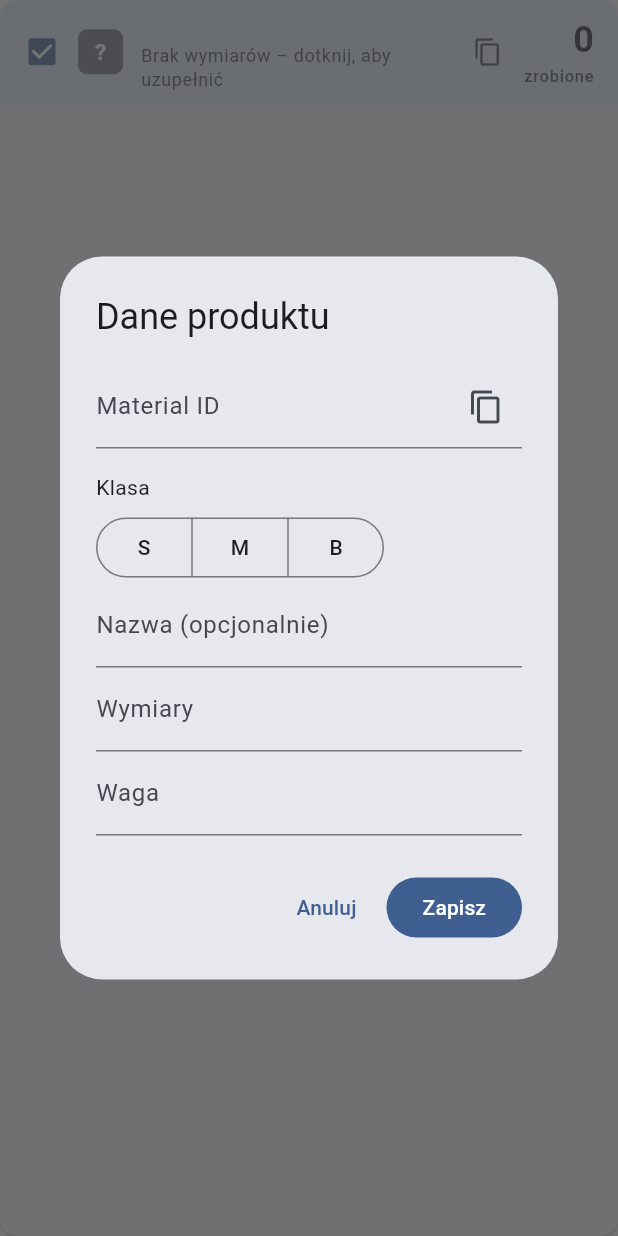
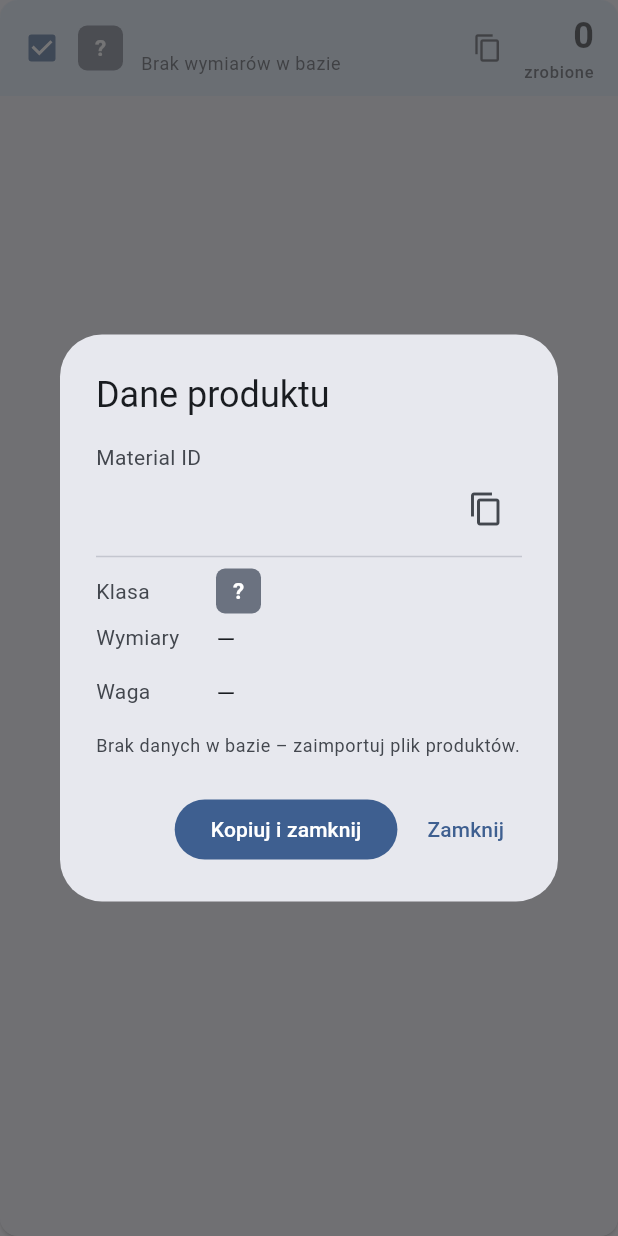
Before and after one commit to NorbertStr/J-lab_pickslips, a Flutter app: the GroupCard widget shown alone on an empty page, opened directly with empty values, after a tap on an icon or button, on a phone screen of 412 x 824 dp. Run offline on Flutter 3.47's test engine with Material 3 defaults, Android fonts, the phone set to English and light mode, and no system bars; our stand-ins replace shared_preferences, web; missing offline and left inert: dart:js_interop, excel; accounts and stored records are empty.

Commit message:
Add files via upload

```diff
--- a/lib/main.dart
+++ b/lib/main.dart
@@ -518,7 +518,7 @@ class GroupCard extends StatelessWidget {
             Material(
               color: groupColor(context, g.colorIndex),
               child: InkWell(
-                onTap: () => editProduct(context, store, g.materialId),
+                onTap: () => showProduct(context, store, g.materialId),
                 child: Padding(
                   padding: const EdgeInsets.fromLTRB(4, 8, 16, 8),
                   child: Row(children: [
@@ -541,7 +541,7 @@ class GroupCard extends StatelessWidget {
                             Text(p.nazwa, style: t.bodySmall),
                           Text(
                             details.isEmpty
-                                ? 'Brak wymiarów – dotknij, aby uzupełnić'
+                                ? 'Brak wymiarów w bazie'
                                 : details.join(' · '),
                             style: t.bodySmall?.copyWith(color: muted),
                           ),
@@ -641,11 +641,6 @@ class _ProductsPageState extends State<ProductsPage> {
       ..sort((a, b) => a.materialId.compareTo(b.materialId));
 
     return Scaffold(
-      floatingActionButton: FloatingActionButton.extended(
-        onPressed: () => editProduct(context, store, null),
-        icon: const Icon(Icons.add),
-        label: const Text('Dodaj produkt'),
-      ),
       body: Center(
         child: ConstrainedBox(
           constraints: const BoxConstraints(maxWidth: 820),
@@ -671,9 +666,13 @@ class _ProductsPageState extends State<ProductsPage> {
                     child: ListTile(
                       leading: const Icon(Icons.warning_amber),
                       title: Text(m, style: const TextStyle(fontFamily: 'monospace')),
-                      subtitle: const Text('Uzupełnij klasę, wymiary i wagę'),
-                      trailing: const Icon(Icons.edit),
-                      onTap: () => editProduct(context, store, m),
+                      subtitle: const Text('Brak w bazie – zaimportuj dane produktu'),
+                      trailing: IconButton(
+                        tooltip: 'Kopiuj Material ID',
+                        icon: const Icon(Icons.copy),
+                        onPressed: () => copyText(context, m),
+                      ),
+                      onTap: () => showProduct(context, store, m),
                     ),
                   ),
                 const SizedBox(height: 12),
@@ -705,7 +704,7 @@ class _ProductsPageState extends State<ProductsPage> {
                         ? const Tooltip(message: 'W bieżącym pick slipie',
                             child: Icon(Icons.assignment_turned_in_outlined))
                         : null,
-                    onTap: () => editProduct(context, store, p.materialId),
+                    onTap: () => showProduct(context, store, p.materialId),
                   ),
                 ),
             ],
@@ -716,90 +715,73 @@ class _ProductsPageState extends State<ProductsPage> {
   }
 }
 
-Future<void> editProduct(BuildContext context, AppStore store, String? materialId) async {
-  final existing = materialId == null ? null : store.products[materialId];
-  final id = TextEditingController(text: materialId ?? '');
-  final nazwa = TextEditingController(text: existing?.nazwa ?? '');
-  final wym = TextEditingController(text: existing?.wymiary ?? '');
-  final waga = TextEditingController(text: existing?.waga ?? '');
-  var klasa = existing?.klasa ?? '';
+/// Podgląd danych produktu – tylko do odczytu (bez edycji i usuwania).
+Future<void> showProduct(BuildContext context, AppStore store, String materialId) async {
+  final p = store.products[materialId];
+  final t = Theme.of(context).textTheme;
+  final muted = Theme.of(context).colorScheme.onSurfaceVariant;
 
-  final saved = await showDialog<bool>(
+  Widget row(String label, String value) => Padding(
+        padding: const EdgeInsets.symmetric(vertical: 6),
+        child: Row(
+          crossAxisAlignment: CrossAxisAlignment.start,
+          children: [
+            SizedBox(width: 80, child: Text(label, style: t.bodyMedium?.copyWith(color: muted))),
+            Expanded(child: SelectableText(value.isEmpty ? '—' : value, style: t.bodyLarge)),
+          ],
+        ),
+      );
+
+  await showDialog<void>(
     context: context,
-    builder: (c) => StatefulBuilder(
-      builder: (c, setS) => AlertDialog(
-        title: Text(materialId == null ? 'Nowy produkt' : 'Dane produktu'),
+    builder: (c) => AlertDialog(
+      title: const Text('Dane produktu'),
       content: SizedBox(
         width: 400,
-          child: SingleChildScrollView(
         child: Column(
           mainAxisSize: MainAxisSize.min,
           crossAxisAlignment: CrossAxisAlignment.start,
           children: [
-                TextField(
-                  controller: id,
-                  readOnly: materialId != null,
-                  decoration: InputDecoration(
-                    labelText: 'Material ID',
-                    suffixIcon: IconButton(
+            Text('Material ID', style: t.bodyMedium?.copyWith(color: muted)),
+            Row(children: [
+              Expanded(
+                child: SelectableText(materialId,
+                    style: t.titleMedium?.copyWith(
+                        fontFamily: 'monospace', fontWeight: FontWeight.w700)),
+              ),
+              IconButton(
                 tooltip: 'Kopiuj Material ID',
                 icon: const Icon(Icons.copy),
-                      onPressed: () {
-                        final v = id.text.trim();
-                        if (v.isNotEmpty) copyText(c, v);
-                      },
+                onPressed: () => copyText(c, materialId),
               ),
+            ]),
+            const Divider(),
+            Row(children: [
+              SizedBox(width: 80, child: Text('Klasa', style: t.bodyMedium?.copyWith(color: muted))),
+              ClassBadge(p?.klasa ?? ''),
+            ]),
+            if (p != null && p.nazwa.isNotEmpty) row('Nazwa', p.nazwa),
+            row('Wymiary', p?.wymiary ?? ''),
+            row('Waga', p?.waga ?? ''),
+            if (p == null || p.isEmpty)
+              Padding(
+                padding: const EdgeInsets.only(top: 8),
+                child: Text('Brak danych w bazie – zaimportuj plik produktów.',
+                    style: t.bodySmall?.copyWith(color: muted)),
               ),
-                  textCapitalization: TextCapitalization.characters,
-                ),
-                const SizedBox(height: 16),
-                const Text('Klasa'),
-                const SizedBox(height: 6),
-                SegmentedButton<String>(
-                  segments: const [
-                    ButtonSegment(value: 'S', label: Text('S')),
-                    ButtonSegment(value: 'M', label: Text('M')),
-                    ButtonSegment(value: 'B', label: Text('B')),
-                  ],
-                  emptySelectionAllowed: true,
-                  selected: klasa.isEmpty ? <String>{} : {klasa},
-                  onSelectionChanged: (s) => setS(() => klasa = s.isEmpty ? '' : s.first),
-                ),
-                TextField(controller: nazwa,
-                    decoration: const InputDecoration(labelText: 'Nazwa (opcjonalnie)')),
-                TextField(controller: wym,
-                    decoration: const InputDecoration(
-                        labelText: 'Wymiary', hintText: 'np. 43,5x21,5x27 cm')),
-                TextField(controller: waga,
-                    decoration: const InputDecoration(
-                        labelText: 'Waga', hintText: 'np. 7,82 kg')),
           ],
         ),
       ),
+      actions: [
+        FilledButton(
+          onPressed: () {
+            Navigator.pop(c);
+            copyText(context, materialId);
+          },
+          child: const Text('Kopiuj i zamknij'),
         ),
-        actions: [
-          if (existing != null)
-            TextButton(
-              onPressed: () {
-                store.deleteProduct(existing.materialId);
-                Navigator.pop(c, false);
-              },
-              child: const Text('Usuń'),
-            ),
-          TextButton(onPressed: () => Navigator.pop(c, false), child: const Text('Anuluj')),
-          FilledButton(onPressed: () => Navigator.pop(c, true), child: const Text('Zapisz')),
+        TextButton(onPressed: () => Navigator.pop(c), child: const Text('Zamknij')),
       ],
     ),
-    ),
   );
-
-  if (saved == true && id.text.trim().isNotEmpty) {
-    store.upsertProduct(Product(
-      materialId: id.text.trim().toUpperCase(),
-      klasa: klasa,
-      nazwa: nazwa.text.trim(),
-      wymiary: wym.text.trim(),
-      waga: waga.text.trim(),
-    ));
 }
-}
```
Lines whose indentation alone changed are shown as unchanged.
